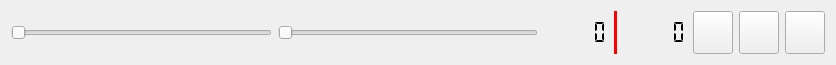
Qt form controls.ui (agostinhobritojr/blokbox) before a commit.
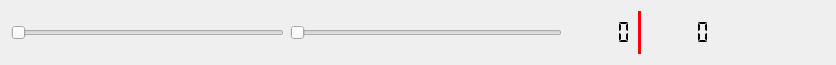
The same form after that commit. Icons and pictures are not drawn.

```diff
--- a/controls.ui
+++ b/controls.ui
@@ -26,7 +26,10 @@
    <string>Form</string>
   </property>
   <property name="styleSheet">
-   <string notr="true"/>
+   <string notr="true">QPushButton {
+	background-color:transparent; 
+	border:0;
+}</string>
   </property>
   <layout class="QHBoxLayout" name="horizontalLayout_4">
    <item>
```
